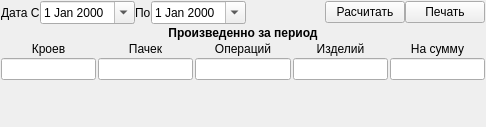
Before: the Qt Designer form ui/report_performance_company.ui in Meller008/CRM-Avi, drawn with Qt 5.
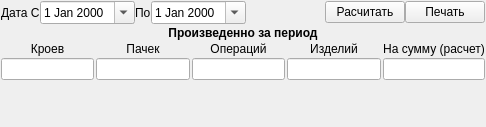
After: the same form once the commit is applied.

Commit message: Работа - поправлен ui!

The edit to the form file:
```diff
--- a/ui/report_performance_company.ui
+++ b/ui/report_performance_company.ui
@@ -117,7 +117,7 @@
       <item row="1" column="4">
        <widget class="QLabel" name="label_8">
         <property name="text">
-         <string>На сумму</string>
+         <string>На сумму (расчет)</string>
         </property>
         <property name="alignment">
          <set>Qt::AlignCenter</set>
```
